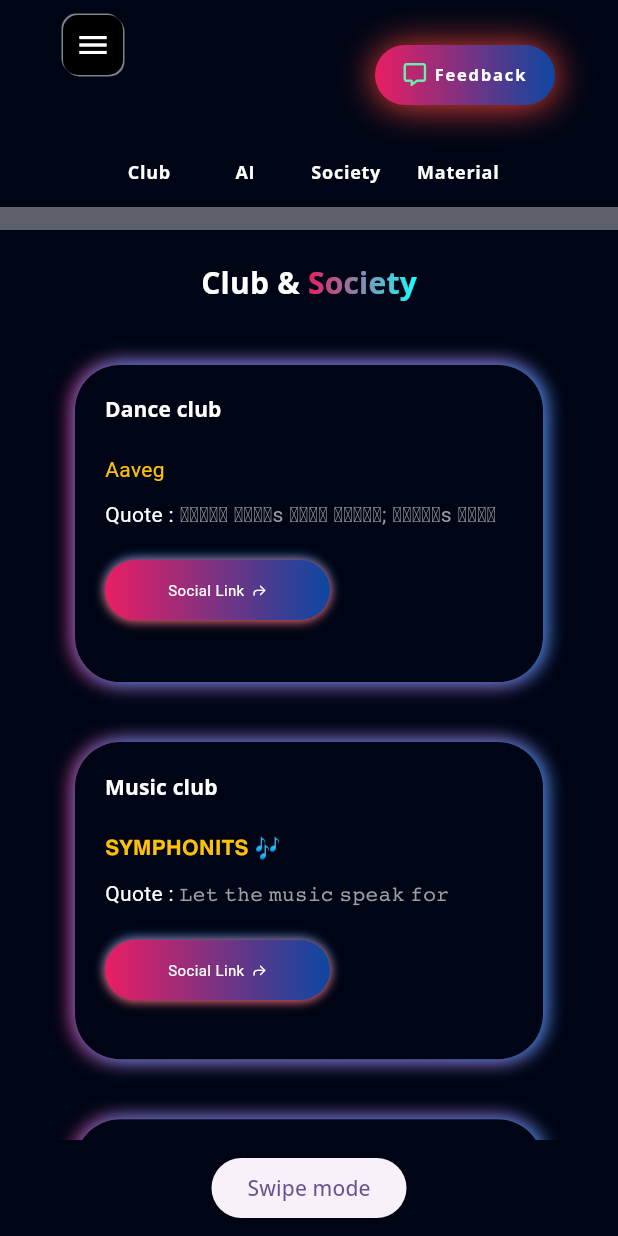
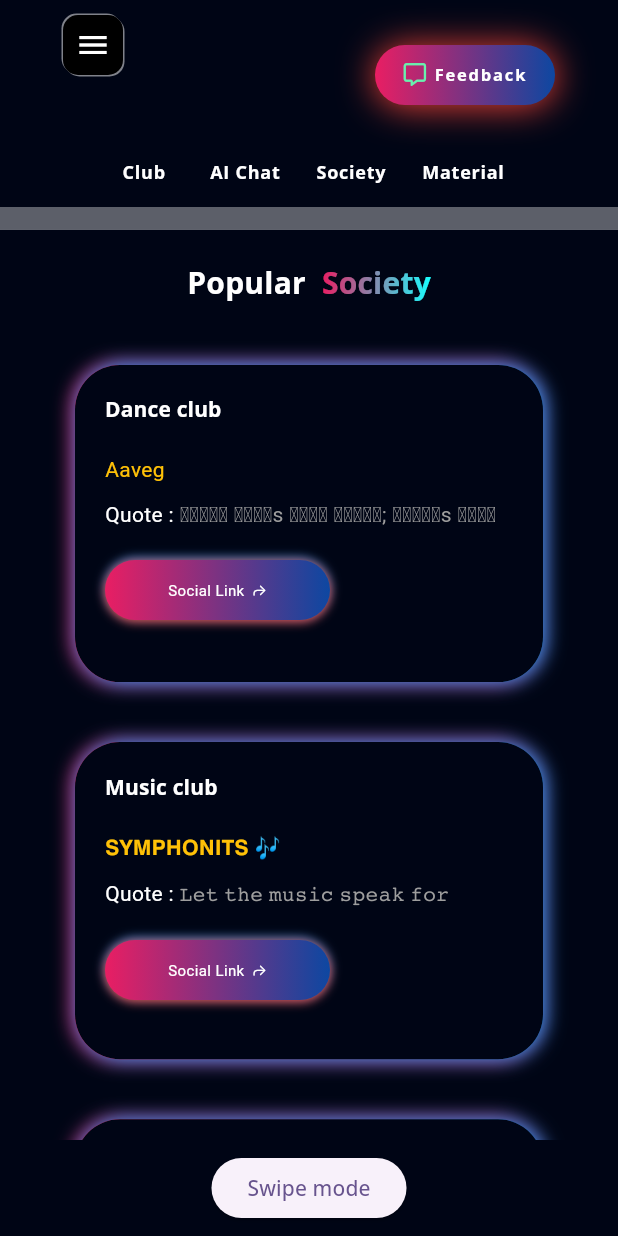
Before and after one commit to takeaname1o1/Khap, a Flutter app: the screen it shows after launch, scrolled down 1728 dp, on a phone screen of 412 x 824 dp. Run offline on Flutter 3.47's test engine with Material 3 defaults, Android fonts, the phone set to English and light mode, and no system bars; our stand-ins replace firebase_core, flutter_chat_types, flutter_chat_ui, flutter_gemini, flutter_svg, font_awesome_flutter and 3 more; missing offline and left inert: dashboard, feedback, swipe_image_gallery; accounts and stored records are empty; network calls fail.

Commit message:
navBarTextUp

```diff
--- a/lib/main.dart
+++ b/lib/main.dart
@@ -9,7 +9,7 @@ import 'firebase_options.dart';
 import 'package:flutter_gemini/flutter_gemini.dart';
 
 Future<void> main() async {
-   Gemini.init(apiKey: 'AIzaSyA3JDrCi8gNzYkBpgokfgW_o2GIN3Xx5bI');
+  Gemini.init(apiKey: 'AIzaSyA3JDrCi8gNzYkBpgokfgW_o2GIN3Xx5bI');
   WidgetsFlutterBinding.ensureInitialized();
   await Firebase.initializeApp(
     options: DefaultFirebaseOptions.currentPlatform,
@@ -35,7 +35,7 @@ class MyApp extends StatelessWidget {
               .copyWith(
                 bodyLarge: const TextStyle(color: bodyTextColor),
                 bodyMedium: const TextStyle(color: bodyTextColor),
-        ),
+              ),
         ),
         home: const SplashView());
   }
--- a/lib/view/club/club.dart
+++ b/lib/view/club/club.dart
@@ -21,7 +21,7 @@ class Clubs extends StatelessWidget {
         backgroundColor: bgColor,
         toolbarHeight: 56.0,
         //decrease height size to min
-        title: const TitleText(prefix: 'Club &', title: 'Society'),
+       title: const TitleText(prefix: 'Popular ', title: 'Club'),
       ),
       body: ClubsDashboard(),
       floatingActionButton: ElevatedButton(
--- a/lib/view/form/form.dart
+++ b/lib/view/form/form.dart
@@ -20,7 +20,7 @@ class forms extends StatelessWidget {
             const SizedBox(
               height: defaultPadding,
             ),
-          const TitleText(prefix: 'Club &', title: 'Society'),
+          const TitleText(prefix: 'Popular ', title: 'Society'),
           const SizedBox(
             height: defaultPadding,
           ),
--- a/lib/view/main/components/navigation_bar.dart
+++ b/lib/view/main/components/navigation_bar.dart
@@ -20,7 +20,7 @@ class TopNavigationBar extends StatelessWidget {
             child: !Responsive.isLargeMobile(context)
                 ? GestureDetector(
                     onTap: () {
-                      controller.animateToPage(4,
+                      controller.animateToPage(0,
                         duration: const Duration(milliseconds: 500),
                         curve: Curves.easeInOut);
                     },
--- a/lib/view/main/components/navigation_button_list.dart
+++ b/lib/view/main/components/navigation_button_list.dart
@@ -28,7 +28,7 @@ class NavigationButtonList extends StatelessWidget {
                         duration: const Duration(milliseconds: 500),
                         curve: Curves.easeInOut);
                   },
-                  text: 'AI'),
+                  text: 'AI Chat'),
               NavigationTextButton(
                   onTap: () {
                     controller.animateToPage(3,
```
